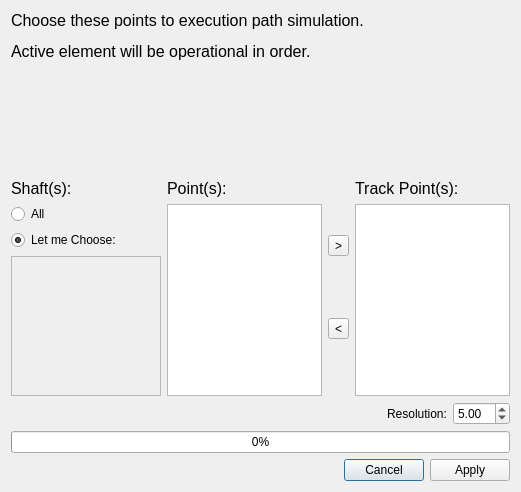
Old version of the form core/panel/run_Path_Track.ui in the repository KmolYuan/Pyslvs-UI.
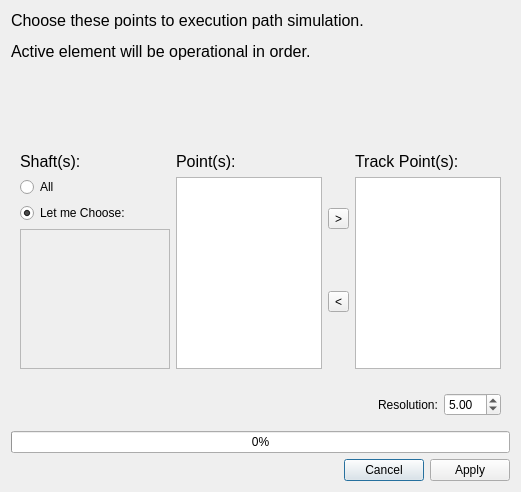
New version of the form. Icons and pictures are not drawn.

Commit message: Work on Path solving function dlg.

The edit to the form file:
```diff
--- a/core/panel/run_Path_Track.ui
+++ b/core/panel/run_Path_Track.ui
@@ -72,7 +72,8 @@
     </spacer>
    </item>
    <item>
-    <layout class="QHBoxLayout" name="horizontalLayout_2">
+    <widget class="QWidget" name="mainPanel" native="true">
+     <layout class="QHBoxLayout" name="mainPanelLayout">
      <item>
       <layout class="QVBoxLayout" name="verticalLayout_4">
        <item>
@@ -239,9 +240,11 @@
       </layout>
      </item>
     </layout>
+    </widget>
    </item>
    <item>
-    <layout class="QHBoxLayout" name="horizontalLayout_3">
+    <widget class="QWidget" name="subPanel" native="true">
+     <layout class="QHBoxLayout" name="subPanelLayout">
      <item>
       <spacer name="horizontalSpacer_2">
        <property name="orientation">
@@ -279,6 +282,7 @@
       </widget>
      </item>
     </layout>
+    </widget>
    </item>
    <item>
     <widget class="QProgressBar" name="progressBar">
```
Lines whose indentation alone changed are shown as unchanged. The commit also changes 12 other files.
